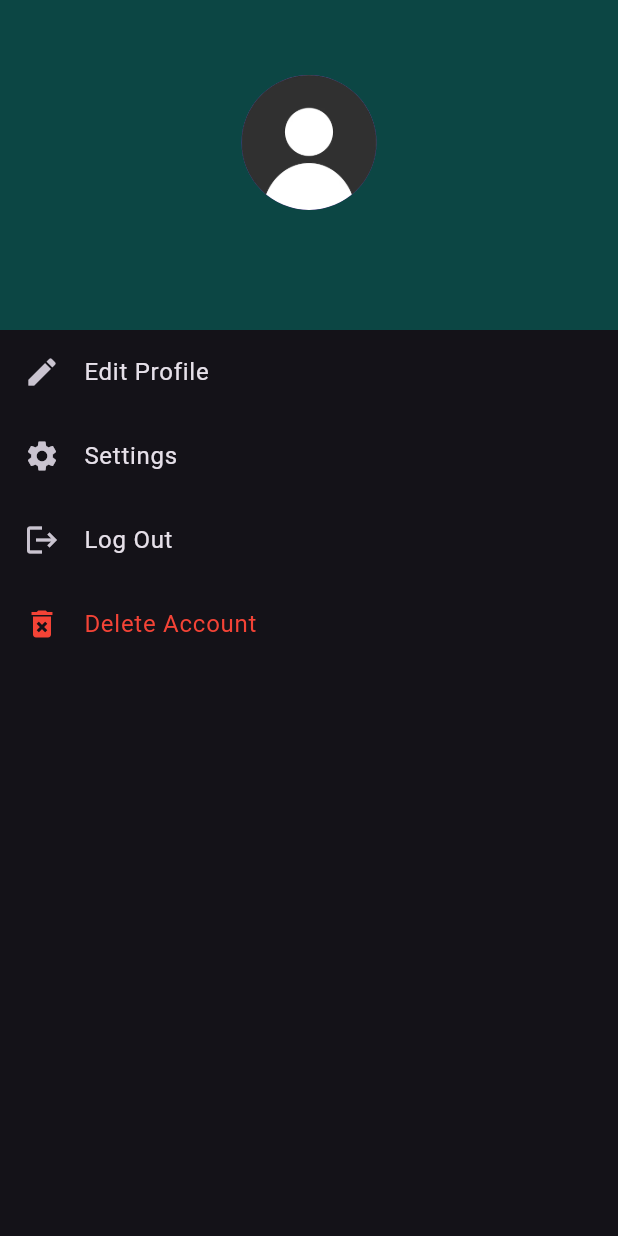
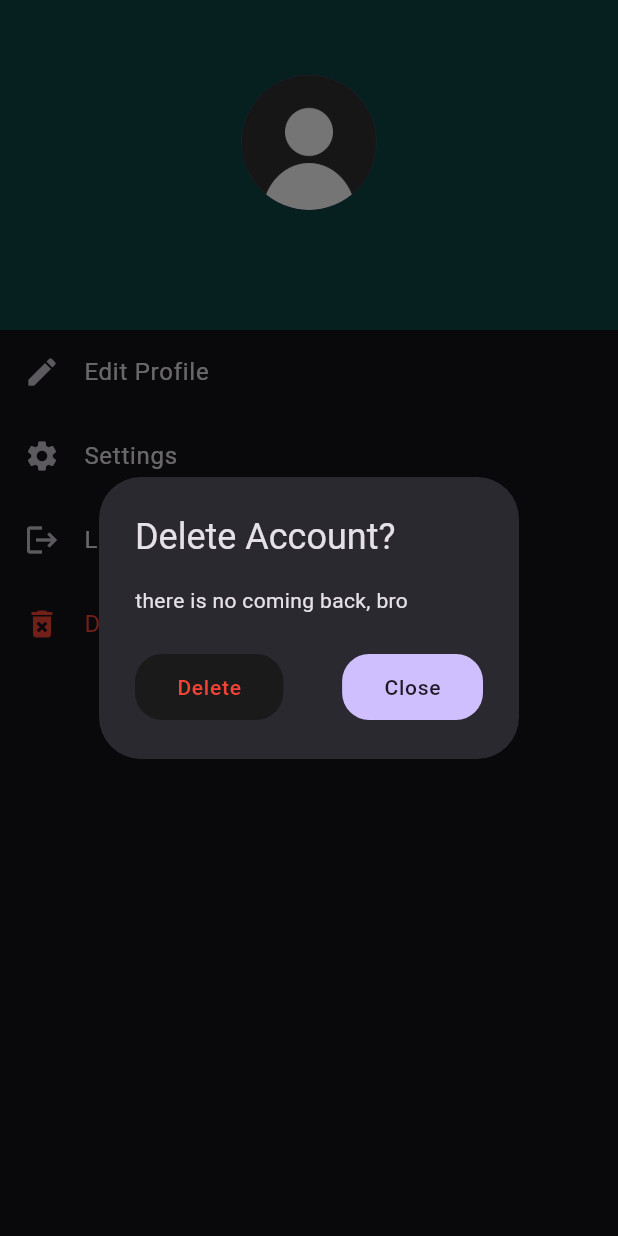
Before and after one commit to PedroMachado042/notez-app, a Flutter app: the DrawerPage widget shown alone on an empty page, opened directly, after a tap on "Delete Account", on a phone screen of 412 x 824 dp. Run offline on Flutter 3.47's test engine with Material 3 defaults, Android fonts, the phone set to English and light mode, and no system bars; our stand-ins replace audioplayers, cloud_firestore, firebase_auth, firebase_core, fluttertoast, hive and 1 more; accounts and stored records are empty.

Commit message:
Bug Fixes

```diff
--- a/lib/view/pages/drawer/drawer_page.dart
+++ b/lib/view/pages/drawer/drawer_page.dart
@@ -84,7 +84,71 @@ class _DrawerPageState extends State<DrawerPage> {
             style: TextStyle(color: Colors.red),
           ),
           onTap: () {
-            AuthService().signout(true);
+            showDialog(
+              context: context,
+              builder: (context) {
+                return AlertDialog(
+                  actionsAlignment: MainAxisAlignment.spaceBetween,
+                  title: Text('Delete Account?'),
+                  content: Text('there is no coming back, bro'),
+                  actions: [
+                    FilledButton(
+                      onPressed: () async{
+                        Navigator.pop(context);
+                        AuthService().signout(true);
+                      },
+                      style: TextButton.styleFrom(
+                        backgroundColor: const Color.fromARGB(
+                          255,
+                          26,
+                          26,
+                          26,
+                        ),
+                        foregroundColor: Colors.redAccent,
+                        padding: const EdgeInsets.symmetric(
+                          horizontal: 28,
+                          vertical: 14,
+                        ),
+                        shape: RoundedRectangleBorder(
+                          borderRadius: BorderRadius.circular(18),
+                        ),
+                        textStyle: const TextStyle(
+                          fontWeight: FontWeight.w500,
+                          letterSpacing: 0.5,
+                        ),
+                      ),
+                      child: Text(
+                        'Delete',
+                        style: TextStyle(color: Colors.red),
+                      ),
+                    ),
+                    FilledButton(
+                      onPressed: () {
+                        Navigator.pop(context);
+                      },
+                      style: TextButton.styleFrom(
+                        backgroundColor: const Color(
+                          0xFFD0BFFF,
+                        ), // soft lavender
+                        foregroundColor: Colors.black87,
+                        padding: const EdgeInsets.symmetric(
+                          horizontal: 28,
+                          vertical: 14,
+                        ),
+                        shape: RoundedRectangleBorder(
+                          borderRadius: BorderRadius.circular(18),
+                        ),
+                        textStyle: const TextStyle(
+                          fontWeight: FontWeight.w500,
+                          letterSpacing: 0.5,
+                        ),
+                      ),
+                      child: Text('Close'),
+                    ),
+                  ],
+                );
+              },
+            );
           },
         ),
       ],
--- a/lib/view/services/firestore.dart
+++ b/lib/view/services/firestore.dart
@@ -120,7 +120,7 @@ class FirestoreService {
         tasksBox.put(i, [
           doc['title'],
           doc['isChecked'],
-          doc['time'] is int?doc['time']:doc['time'].toDate(),
+          doc['time'] is int ? doc['time'] : doc['time'].toDate(),
         ]);
         i += 1;
       }
--- a/lib/view/widgets/tasks_container_widget.dart
+++ b/lib/view/widgets/tasks_container_widget.dart
@@ -90,7 +90,6 @@ class _TasksContainerWidgetState extends State<TasksContainerWidget> {
                   backgroundColor: Colors.black87,
                 );
                 print('passou o tempo: $passedTime');
-                setState(() {});
                 /*
                 NotiService().showNotification(
                   title: 'Notez',
@@ -166,13 +165,14 @@ class _TasksContainerWidgetState extends State<TasksContainerWidget> {
                         value: tasksBox.get(widget.id)[1],
                         onChanged: (value) {
                           setState(() {
-                            FirestoreService().addTask(widget.id);
                             value == true ? playSound() : 0;
                             tasksBox.put(widget.id, [
                               tasksBox.get(widget.id)[0],
                               value,
                               tasksBox.get(widget.id)[2],
                             ]);
+                            FirestoreService().addTask(widget.id);
+                            print(tasksBox.toMap());
                           });
                         },
                       ),
```
Also changed, not shown: lib/view/pages/note_page.dart (+23 -15 lines), lib/view/pages/settings_page.dart (+35 -10 lines), lib/view/widget_tree.dart (+8 -3 lines), lib/view/widgets/notes_container_widget.dart (+6 -3 lines).
